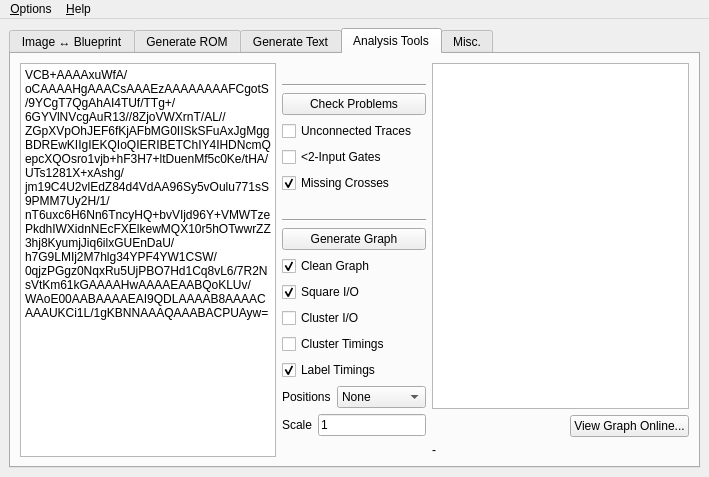
JC3/vcbtool, file mainwindow.ui: the form before one commit.
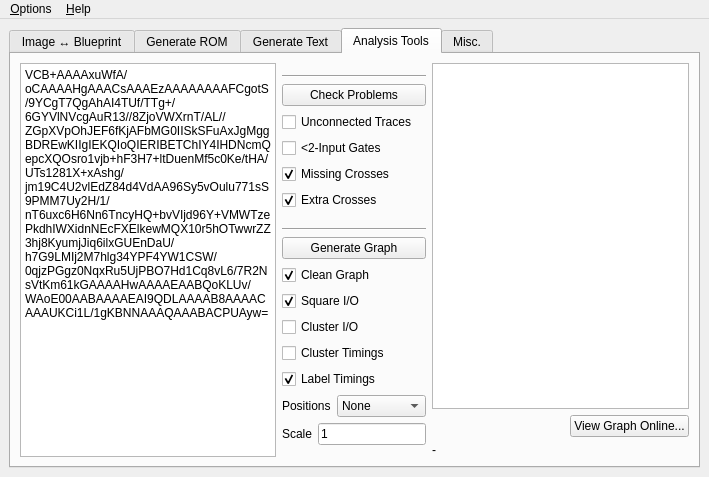
The form after the commit. Custom widgets are drawn as their Qt base class.

Commit message: unnecessary cross check

What changed in the file:
```diff
--- a/mainwindow.ui
+++ b/mainwindow.ui
@@ -783,6 +783,16 @@
             </property>
            </widget>
           </item>
+          <item>
+           <widget class="QCheckBox" name="chkExtraCrosses">
+            <property name="text">
+             <string>Extra Crosses</string>
+            </property>
+            <property name="checked">
+             <bool>true</bool>
+            </property>
+           </widget>
+          </item>
           <item>
            <spacer name="verticalSpacer_3">
             <property name="orientation">
```
Left out of the diff: 2 changed lines with no effect on the pictures. The commit also changes 3 other files.
